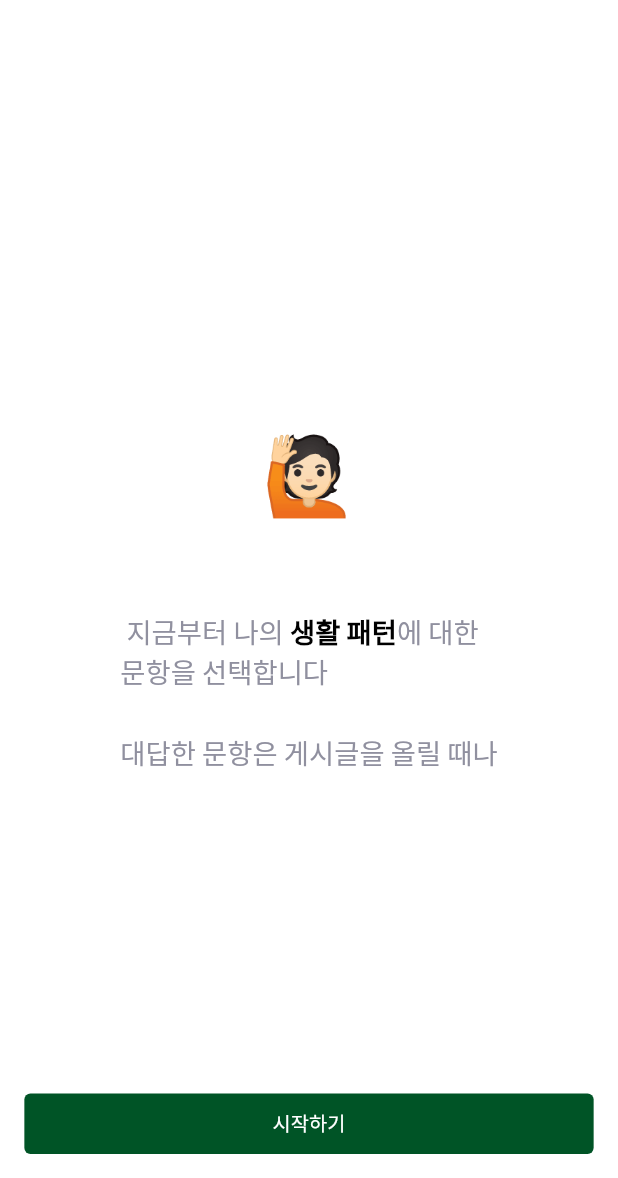
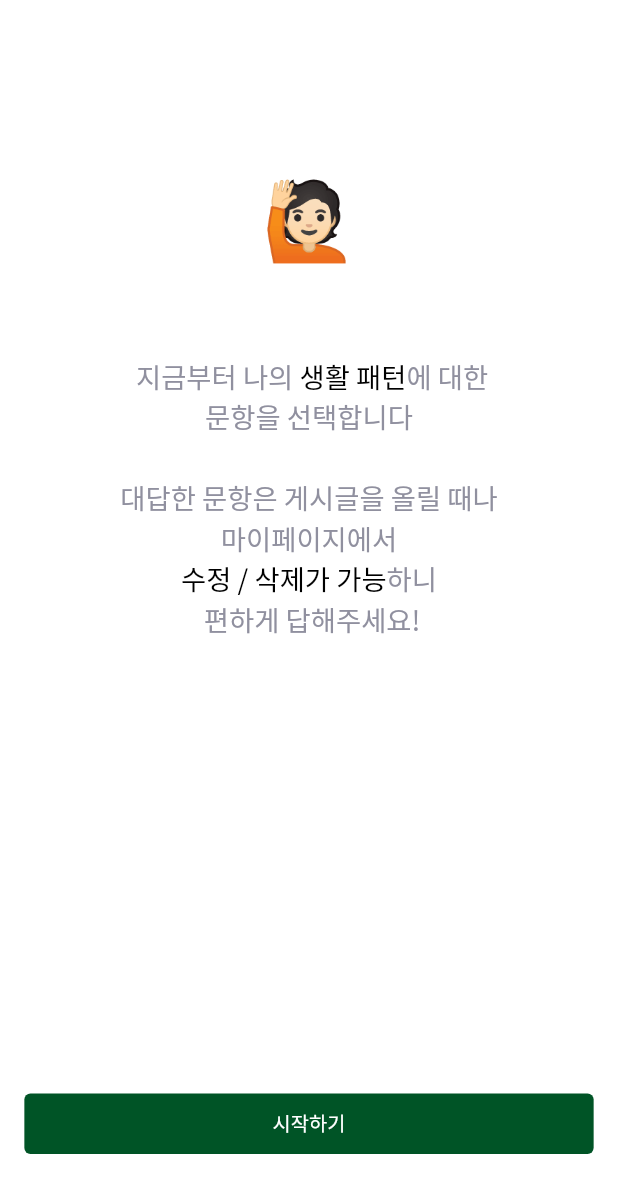
Before and after one commit to Team-Grima/KuHaeJwo-frontend, a Flutter app: the SurveyViewPage screen opened by its route, on a phone screen of 412 x 824 dp, the part 58-1236 px from its top. Run offline on Flutter 3.47's test engine with Material 2 defaults, Android fonts, the phone set to English and light mode, and no system bars; our stand-ins replace cached_network_image, dio, dropdown_button2, firebase_auth, firebase_core, flutter_chat_types and 7 more; missing offline and left inert: flutter_firebase_chat_core, linear_progress_bar; accounts and stored records are empty; network calls fail; project files that could hold a hidden picture were left out.

```diff
--- a/lib/pages/auth/certificate_auth/certificate_auth_view_page.dart
+++ b/lib/pages/auth/certificate_auth/certificate_auth_view_page.dart
@@ -64,7 +64,7 @@ Widget _uploadButton(String text, CertificateAuthController controller) {
         child: InkWell(
           onTap: controller.fileUpload,
           child: Container(
-            padding: EdgeInsets.symmetric(horizontal: 12.r, vertical: 16.r),
+            padding: EdgeInsets.symmetric(horizontal: 12.r, vertical: 12.r),
             child: Text(
               text,
               style: CommonTextStyle(fontSize: 15, fontWeight: FontWeight.w400, color: Colors.white),
--- a/lib/pages/auth/school_auth/school_auth_view_page.dart
+++ b/lib/pages/auth/school_auth/school_auth_view_page.dart
@@ -128,7 +128,7 @@ Widget _authButton(String text, SchoolAuthController controller) {
         child: InkWell(
           onTap: text == "인증하기" ? controller.emailAuth : () => Get.to(() => const CertificateAuthViewPage()),
           child: Container(
-            padding: EdgeInsets.symmetric(horizontal: 12.r, vertical: 16.r),
+            padding: EdgeInsets.symmetric(horizontal: 12.r, vertical: 12.r),
             child: Text(
               text,
               style: CommonTextStyle(fontSize: 15, fontWeight: FontWeight.w400, color: Colors.white),
--- a/lib/pages/my_page/mypage_view_page.dart
+++ b/lib/pages/my_page/mypage_view_page.dart
@@ -10,6 +10,8 @@ import 'package:pet_app/pages/edit_my_ku/edit_my_KU_view_page.dart';
 import 'package:pet_app/pages/my_page/mypage_controller.dart';
 import 'package:pet_app/pages/survey_steps/room_mate_prefer_survey/roommate_survey_view_page.dart';
 import 'package:pet_app/pages/survey_steps/user_detail_info/edit_user_detail_info_view_page.dart';
+
+import '../survey_steps/user_detail_info/survey_step_0_view_page.dart';
 
 class MyPageViewPage extends StatelessWidget {
   const MyPageViewPage({Key? key}) : super(key: key);
@@ -215,6 +217,10 @@ class MyPageViewPage extends StatelessWidget {
                     "계정 인증 확인하기",
                     context,
                   ),
+                  checkbox(
+                    "내 소개 설문하기",
+                    context,
+                  ),
                 ],
               ),
             )));
@@ -233,6 +239,8 @@ class MyPageViewPage extends StatelessWidget {
             Get.to(() => RoomMateSurveyViewPage(isEditForm: true));
           } else if (header == "계정 인증 확인하기") {
             Get.to(() => const SchoolAuthViewPage());
+          } else if (header == "내 소개 설문하기") {
+            Get.to(() => const SurveyViewPage());
           }
         },
         child: Container(
--- a/lib/pages/survey_steps/user_detail_info/survey_step_0_view_page.dart
+++ b/lib/pages/survey_steps/user_detail_info/survey_step_0_view_page.dart
@@ -22,25 +22,28 @@ class SurveyViewPage extends StatelessWidget {
         body: Stack(
           children: [
             Column(
-              mainAxisAlignment: MainAxisAlignment.center,
-              // crossAxisAlignment: CrossAxisAlignment.center,
-
+              mainAxisAlignment: MainAxisAlignment.start,
               crossAxisAlignment: CrossAxisAlignment.center,
               children: [
+                const SizedBox(
+                  height: 100,
+                ),
                 Text('🙋🏻\n', style: CommonTextStyle(color: CommonColor.gray03, fontSize: 50)),
                 Row(
-                  crossAxisAlignment: CrossAxisAlignment.center,
                   mainAxisAlignment: MainAxisAlignment.center,
                   children: [
-                    Text.rich(
-                      TextSpan(
+                    RichText(
+                      textAlign: TextAlign.center,
+                      text: TextSpan(
                         children: <TextSpan>[
                           TextSpan(text: ' 지금부터 나의 ', style: CommonTextStyle(color: CommonColor.gray03, fontSize: 18)),
-                          TextSpan(text: '생활 패턴', style: CommonTextStyle(color: CommonColor.black, fontSize: 18, fontWeight: FontWeight.w600)),
+                          TextSpan(text: '생활 패턴', style: CommonTextStyle(color: CommonColor.black, fontSize: 18, fontWeight: FontWeight.w500)),
                           TextSpan(text: "에 대한\n", style: CommonTextStyle(color: CommonColor.gray03, fontSize: 18)),
                           TextSpan(text: '문항을 선택합니다\n\n', style: CommonTextStyle(color: CommonColor.gray03, fontSize: 18)),
-                          TextSpan(text: '대답한 문항은 게시글을 올릴 때나', style: CommonTextStyle(color: CommonColor.gray03, fontSize: 18)),
-                          // TextSpan(text: '대답한 문항은 게시글을 올릴 때나', style: CommonTextStyle(color: CommonColor.gray03, fontSize: 18)),
+                          TextSpan(text: '대답한 문항은 게시글을 올릴 때나\n', style: CommonTextStyle(color: CommonColor.gray03, fontSize: 18)),
+                          TextSpan(text: '마이페이지에서\n', style: CommonTextStyle(color: CommonColor.gray03, fontSize: 18)),
+                          TextSpan(text: '수정 / 삭제가 가능', style: CommonTextStyle(color: CommonColor.black, fontSize: 18, fontWeight: FontWeight.w500)),
+                          TextSpan(text: '하니\n 편하게 답해주세요!', style: CommonTextStyle(color: CommonColor.gray03, fontSize: 18)),
                         ],
                       ),
                     ),
@@ -53,7 +56,7 @@ class SurveyViewPage extends StatelessWidget {
               numberOfButton: 1,
               buttonText1: '시작하기',
               button1Function: () {
-                Get.toNamed(SurveyStep1ViewPage.url);
+                Get.to(() => SurveyStep1ViewPage());
               },
             )
             // Common.BottomButton(
```
Also changed, not shown: lib/pages/survey_steps/user_detail_info/survey_controller.dart (+11 -2 lines), lib/pages/survey_steps/user_detail_info/survey_step_1_view_page.dart (+8 -10 lines).
